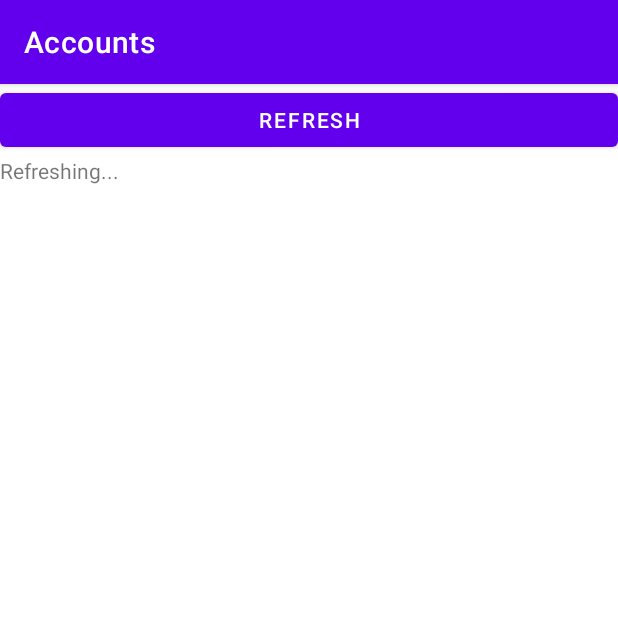
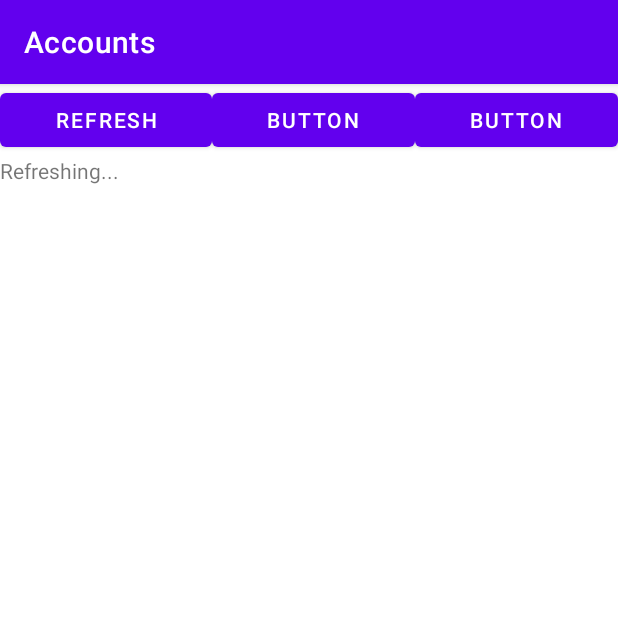
Before and after one commit to Xisabla/M1_devsec_SA, an Android app: the MainActivity screen opened directly, with no data from a screen before it, on a phone screen of 412 x 824 dp, the top half of it. Run offline under Robolectric (Android 15) with nearby library versions, the phone set to English and light mode, and no system bars; our stand-ins replace Room's generated code.

```diff
--- a/app/src/main/AndroidManifest.xml
+++ b/app/src/main/AndroidManifest.xml
@@ -17,13 +17,7 @@
                 <category android:name="android.intent.category.LAUNCHER" />
             </intent-filter>
         </activity>
-        <activity android:name=".MainActivity">
-            <!--<intent-filter>
-                <action android:name="android.intent.action.MAIN" />
-
-                <category android:name="android.intent.category.LAUNCHER" />
-            </intent-filter>-->
-        </activity>
+        <activity android:name=".MainActivity" />
     </application>
 
 </manifest>
--- a/app/src/main/res/layout/activity_main.xml
+++ b/app/src/main/res/layout/activity_main.xml
@@ -17,12 +17,26 @@
             android:orientation="horizontal">
 
             <Button
-                android:id="@+id/refresh_button"
+                android:id="@+id/refreshButton"
                 android:layout_width="wrap_content"
                 android:layout_height="wrap_content"
                 android:layout_weight="1"
                 android:onClick="refreshAccounts"
                 android:text="Refresh" />
+
+            <Button
+                android:id="@+id/button"
+                android:layout_width="wrap_content"
+                android:layout_height="wrap_content"
+                android:layout_weight="1"
+                android:text="Button" />
+
+            <Button
+                android:id="@+id/button2"
+                android:layout_width="wrap_content"
+                android:layout_height="wrap_content"
+                android:layout_weight="1"
+                android:text="Button" />
 
         </LinearLayout>
 
```
